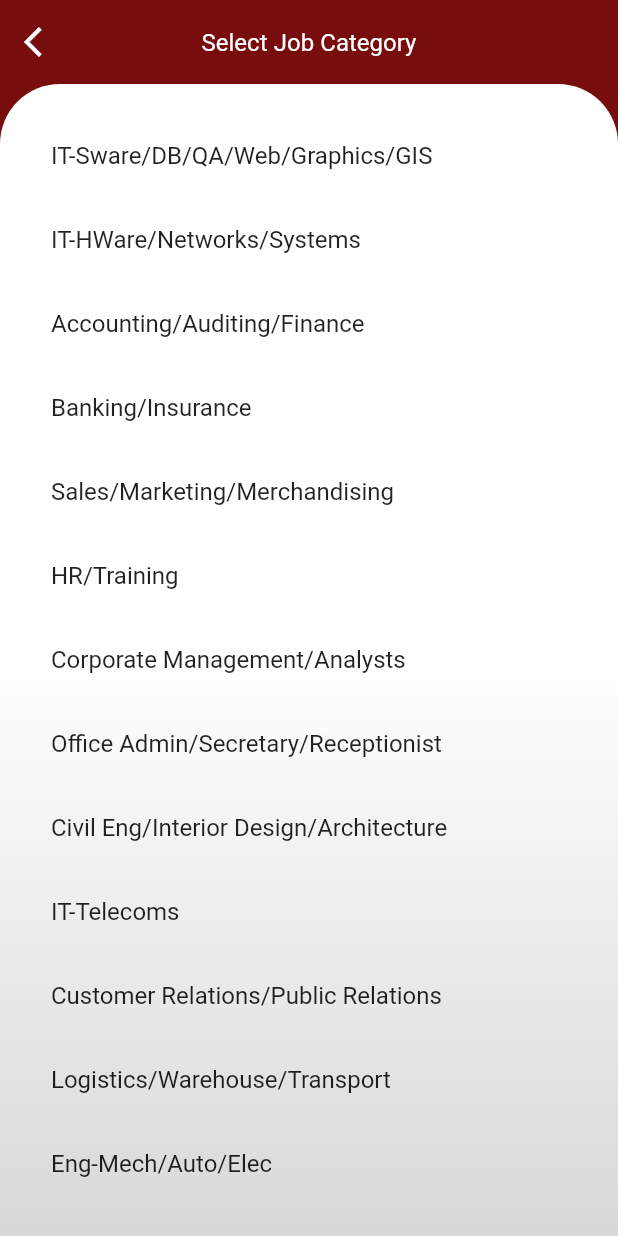
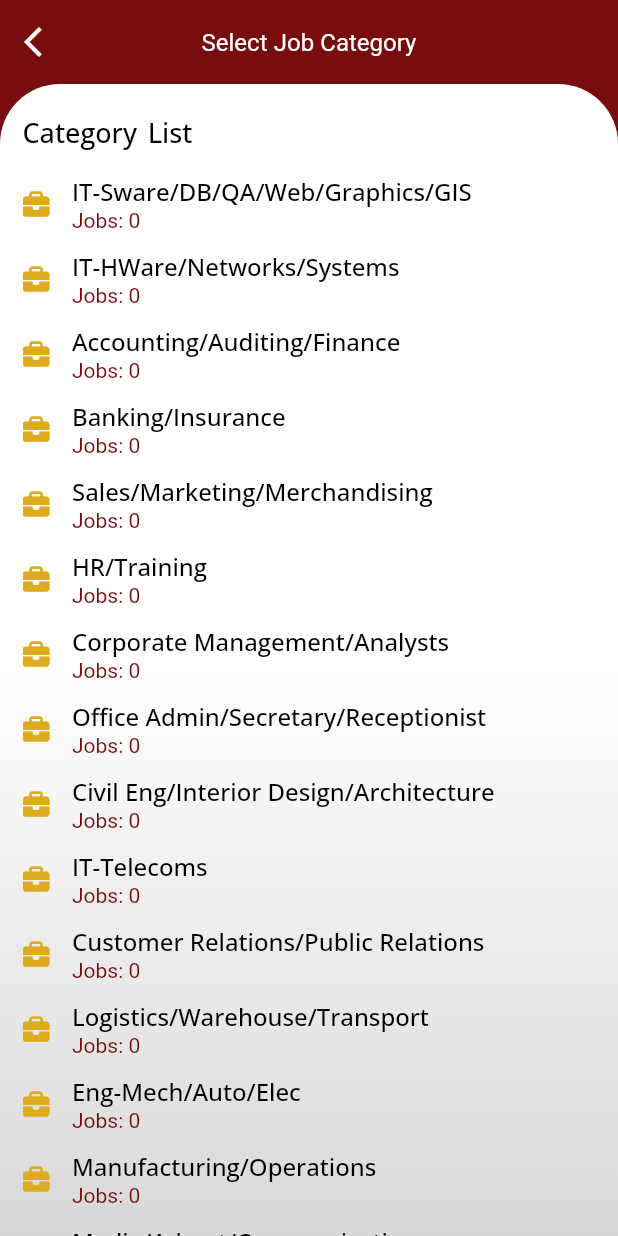
Before and after one commit to HeshanPramith/flutterapp, a Flutter app: the RSSFeedScreen screen opened directly, on a phone screen of 412 x 824 dp. Run offline on Flutter 3.47's test engine with Material 2 defaults, Android fonts, the light colour scheme and no system bars; our stand-ins replace font_awesome_flutter, google_fonts, page_transition; missing offline and left inert: webfeed; network calls fail; Roboto replaces fonts that are missing (Verdana).

Commit message:
Rssfeed count added

```diff
--- a/lib/models/feedlist.dart
+++ b/lib/models/feedlist.dart
@@ -1,4 +1,6 @@
 import 'package:flutter/material.dart';
+import 'package:font_awesome_flutter/font_awesome_flutter.dart';
+import 'package:page_transition/page_transition.dart';
 // import 'package:flutter/services.dart';
 // import 'package:font_awesome_flutter/font_awesome_flutter.dart';
 import 'package:topjobs/constants.dart';
@@ -84,6 +86,68 @@ class _RSSFeedScreenState extends State<RSSFeedScreen> {
     'Imports/Exports',
   ];
 
+  List<int> rssCounts = [];
+
+  @override
+  void initState() {
+    super.initState();
+    rssUrls = [
+      'http://www.topjobs.lk/rss/it_sware_db_qa_web_graphics_gis.rss',
+      'http://www.topjobs.lk/rss/it_hware_networks_systems.rss',
+      'http://www.topjobs.lk/rss/accounting_auditing_finance.rss',
+      'http://www.topjobs.lk/rss/banking_insurance.rss',
+      'http://www.topjobs.lk/rss/sales_marketing_merchandising.rss',
+      'http://www.topjobs.lk/rss/hr_training.rss',
+      'http://www.topjobs.lk/rss/corporate_management_analysts.rss',
+      'http://www.topjobs.lk/rss/office_admin_secretary_receptionist.rss',
+      'http://www.topjobs.lk/rss/civil_eng_interior_design_architecture.rss',
+      'http://www.topjobs.lk/rss/it_telecoms.rss',
+      'http://www.topjobs.lk/rss/customer_relations_public_relations.rss',
+      'http://www.topjobs.lk/rss/logistics_warehouse_transport.rss',
+      'http://www.topjobs.lk/rss/eng_mech_auto_elec.rss',
+      'http://www.topjobs.lk/rss/manufacturing_operations.rss',
+      'http://www.topjobs.lk/rss/media_advert_communication.rss',
+      'http://www.topjobs.lk/rss/hotels_restaurants_food.rss',
+      'http://www.topjobs.lk/rss/hospitality_tourism.rss',
+      'http://www.topjobs.lk/rss/sports_fitness_recreation.rss',
+      'http://www.topjobs.lk/rss/hospital_nursing_healthcare.rss',
+      'http://www.topjobs.lk/rss/legal_law.rss',
+      'http://www.topjobs.lk/rss/supervision_quality_control.rss',
+      'http://www.topjobs.lk/rss/apparel_clothing.rss',
+      'http://www.topjobs.lk/rss/ticketing_airline_marine.rss',
+      'http://www.topjobs.lk/rss/teaching_academic_library.rss',
+      'http://www.topjobs.lk/rss/rnd_science_research.rss',
+      'http://www.topjobs.lk/rss/agriculture_dairy_environment.rss',
+      'http://www.topjobs.lk/rss/security.rss',
+      'http://www.topjobs.lk/rss/fashion_design_beauty.rss',
+      'http://www.topjobs.lk/rss/international_development.rss',
+      'http://www.topjobs.lk/rss/kpo_bpo.rss',
+      'http://www.topjobs.lk/rss/imports_exports.rss'
+    ];
+    rssCounts = List<int>.filled(rssUrls.length, 0);
+    fetchRSSCounts();
+  }
+
+  void fetchRSSCounts() async {
+    for (int i = 0; i < rssUrls.length; i++) {
+      var httpClient = HttpClient()
+        ..badCertificateCallback =
+            ((X509Certificate cert, String host, int port) => true);
+      var ioClient = IOClient(httpClient);
+
+      var response = await ioClient.get(Uri.parse(rssUrls[i]));
+
+      if (response.statusCode == 200) {
+        var rssFeed = RssFeed.parse(response.body);
+        setState(() {
+          rssCounts[i] = rssFeed.items?.length ?? 0;
+        });
+      }
+
+      ioClient.close();
+    }
+  }
+
   void loadRSSFeed(String url) async {
     var httpClient = HttpClient()
       ..badCertificateCallback =
@@ -94,11 +158,19 @@ class _RSSFeedScreenState extends State<RSSFeedScreen> {
 
     if (response.statusCode == 200) {
       var rssFeed = RssFeed.parse(response.body);
+      int index = rssUrls.indexOf(url);
+      setState(
+        () {
+          rssCounts[index] = rssFeed.items?.length ?? 0;
+        },
+      );
       // ignore: use_build_context_synchronously
       Navigator.push(
         context,
-        MaterialPageRoute(
-          builder: (context) => RSSFeedItemsScreen(feed: rssFeed),
+        PageTransition(
+          type: PageTransitionType.fade,
+          duration: const Duration(milliseconds: 200),
+          child: RSSFeedItemsScreen(feed: rssFeed),
         ),
       );
     } else {}
@@ -145,18 +217,86 @@ class _RSSFeedScreenState extends State<RSSFeedScreen> {
             topRight: Radius.circular(40.0),
           ),
         ),
+        child: Column(
+          children: [
+            Padding(
+              padding: const EdgeInsets.only(
+                top: 20,
+                bottom: 10,
+                left: 15,
+                right: 15,
+              ),
+              child: Align(
+                alignment: Alignment.centerLeft,
+                child: Text(
+                  'Category List',
+                  style: kPageTitleStyle.copyWith(
+                    fontSize: 18,
+                  ),
+                ),
+              ),
+            ),
+            Expanded(
+              child: Padding(
                 padding:
-            const EdgeInsets.only(top: 20, right: 18, bottom: 18, left: 18),
+                    const EdgeInsets.symmetric(horizontal: 15, vertical: 0),
+                child: SingleChildScrollView(
                   child: ListView.builder(
+                    keyboardDismissBehavior:
+                        ScrollViewKeyboardDismissBehavior.onDrag,
+                    scrollDirection: Axis.vertical,
+                    shrinkWrap: true,
+                    physics: const ScrollPhysics(),
                     itemCount: rssUrls.length,
                     itemBuilder: (BuildContext context, int index) {
-            return ListTile(
-              title: Text(rssTitles[index]),
+                      return InkWell(
+                        child: Row(
+                          children: [
+                            const SizedBox(
+                              height: 50,
+                            ),
+                            const SizedBox(
+                              //width: 50,
+                              height: 50,
+                              child: Icon(
+                                FontAwesomeIcons.briefcase,
+                                size: 18,
+                                color: Color.fromARGB(255, 223, 171, 30),
+                              ),
+                            ),
+                            Padding(
+                              padding: const EdgeInsets.only(
+                                left: 15,
+                              ),
+                              child: Column(
+                                mainAxisAlignment: MainAxisAlignment.center,
+                                crossAxisAlignment: CrossAxisAlignment.start,
+                                children: [
+                                  Text(
+                                    rssTitles[index],
+                                    style: kTitleStyle,
+                                  ),
+                                  Text(
+                                    'Jobs: ${rssCounts[index]}',
+                                    style: const TextStyle(
+                                      color: Color.fromARGB(255, 119, 13, 13),
+                                    ),
+                                  ),
+                                ],
+                              ),
+                            ),
+                          ],
+                        ),
                         onTap: () {
                           loadRSSFeed(rssUrls[index]);
                         },
                       );
                     },
+                  ),
+                ),
+              ),
+            ),
+          ],
         ),
       ),
     );
@@ -171,6 +311,7 @@ class RSSFeedItemsScreen extends StatelessWidget {
   @override
   Widget build(BuildContext context) {
     return Scaffold(
+      backgroundColor: const Color.fromARGB(255, 119, 13, 13),
       appBar: AppBar(
         elevation: 0.0,
         backgroundColor: const Color.fromARGB(255, 119, 13, 13),
@@ -189,16 +330,35 @@ class RSSFeedItemsScreen extends StatelessWidget {
         ),
         centerTitle: true,
       ),
-      body: ListView.builder(
+      body: Container(
+        height: double.infinity,
+        decoration: const BoxDecoration(
+          gradient: LinearGradient(
+            begin: Alignment.topCenter,
+            end: Alignment.bottomCenter,
+            colors: [
+              Colors.white,
+              Colors.white,
+              Color.fromARGB(255, 216, 216, 216),
+            ],
+          ),
+          borderRadius: BorderRadius.only(
+            topLeft: Radius.circular(40.0),
+            topRight: Radius.circular(40.0),
+          ),
+        ),
+        padding:
+            const EdgeInsets.only(top: 20, right: 18, bottom: 18, left: 18),
+        child: ListView.builder(
           itemCount: feed.items?.length ?? 0,
           itemBuilder: (BuildContext context, int index) {
             var item = feed.items?[index];
             return ListTile(
               title: Text(item?.title?.toString() ?? ''),
-            subtitle: Text(item?.pubDate?.toString() ?? ''),
-            // Display other relevant feed item information as needed
+              subtitle: Text(item?.description?.toString() ?? ''),
             );
           },
+        ),
       ),
     );
   }
```
Also changed, not shown: lib/views/home.dart (+9 -18 lines). Lines whose indentation alone changed are shown as unchanged.
